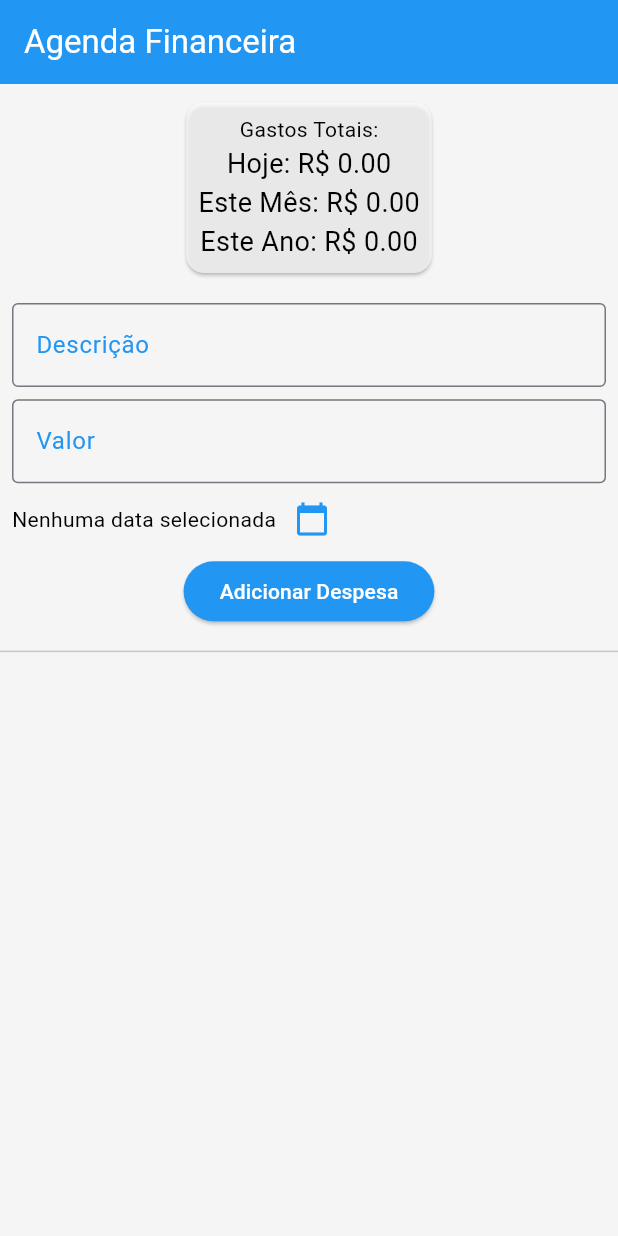
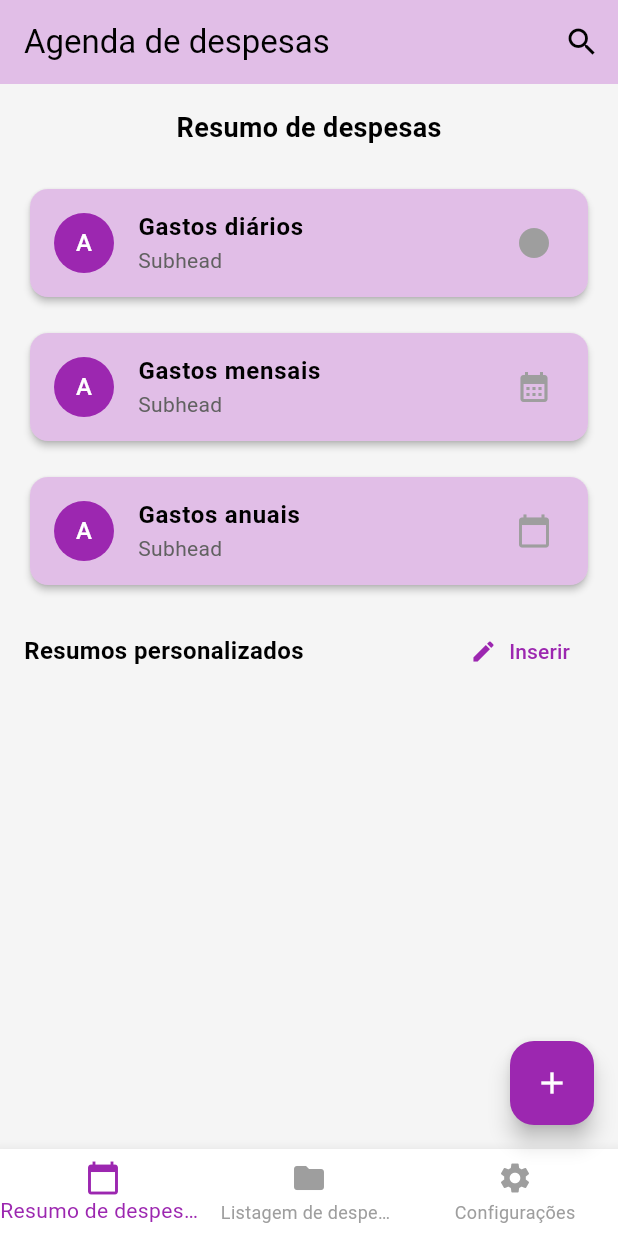
Before and after one commit to josecodigos/Prova-Desenvolvimento-Mobile, a Flutter app: the screen it shows after launch, on a phone screen of 412 x 824 dp. Run offline on Flutter 3.47's test engine with Material 3 defaults, Android fonts, the phone set to English and light mode, and no system bars.

Commit message:
update main

```diff
--- a/app_despesas/lib/main.dart
+++ b/app_despesas/lib/main.dart
@@ -1,18 +1,15 @@
 import 'package:flutter/material.dart';
-import 'package:intl/intl.dart';
-import 'despesas_controller.dart';
-import 'despesa.dart';
 
 void main() {
   runApp(MyApp());
 }
-//Fiz esse esqueminha pra controlar melhor as cores do app
-Color primaryColor = Colors.blue;
-Color secondaryColor = Colors.white70;
+
+// Colors for the app
+Color primaryColor = Colors.purple.shade100;
+Color secondaryColor = Colors.purple;
 Color backgroundColor = Colors.grey.shade100;
 Color textColor = Colors.black;
 Color buttonTextColor = Colors.white;
-Color calendarTextColor = Colors.blue;
 
 class MyApp extends StatelessWidget {
   const MyApp({super.key});
@@ -21,7 +18,7 @@ class MyApp extends StatelessWidget {
   Widget build(BuildContext context) {
     return MaterialApp(
       debugShowCheckedModeBanner: false,
-      title: 'Agenda Financeira',
+      title: 'Agenda de Despesas',
       theme: ThemeData(
         primaryColor: primaryColor,
         scaffoldBackgroundColor: backgroundColor,
@@ -34,244 +31,108 @@ class MyApp extends StatelessWidget {
   }
 }
 
-class HomeScreen extends StatefulWidget {
+class HomeScreen extends StatelessWidget {
   const HomeScreen({super.key});
-
-  @override
-  _HomeScreenState createState() => _HomeScreenState();
-}
-
-class _HomeScreenState extends State<HomeScreen> { //Widget para HomeScreen state
-  final DespesasController despesasController = DespesasController(); //construtor para a classe despesaController
-
-  final TextEditingController _descricaoController = TextEditingController(); //um controller pra gerenciar a descrição das despesas
-  final TextEditingController _valorController = TextEditingController(); //um controller pra gerenciar o valor das despesas
-
-  DateTime? _dataSelecionada;
-
-  Future<void> _selecionarData(BuildContext context) async { //Eu pesquisei essa função pra poder colocar o date picker que eu queria pra inserir a data em uma despesa
-    final DateTime? dataEscolhida = await showDatePicker(
-      context: context,
-      initialDate: DateTime.now(),
-      firstDate: DateTime(2000),
-      lastDate: DateTime(2100),
-      builder: (BuildContext context, Widget? child) {
-        return Theme(
-          data: ThemeData.light().copyWith(
-            primaryColor: primaryColor,
-            colorScheme: ColorScheme.light(
-              primary: primaryColor,
-              onPrimary: buttonTextColor,
-              onSurface: calendarTextColor,
-            ),
-            textButtonTheme: TextButtonThemeData(
-              style: TextButton.styleFrom(
-                foregroundColor: primaryColor,
-              ),
-            ),
-          ),
-          child: child!,
-        );
-      },
-    );
-
-    if (dataEscolhida != null) {
-      setState(() {
-        _dataSelecionada = dataEscolhida;
-      });
-    }
-  }
-
-  Future<void> _mostrarErro(String mensagem) async { //Função que mostra um erro em um popup, tentei deixar ele mais em aberto pra se precisar usar em outro lugar
-    return showDialog<void>(
-      context: context,
-      barrierDismissible: false,
-      builder: (BuildContext context) {
-        return AlertDialog(
-          title: Text('Erro', style: TextStyle(color: textColor)),
-          content: SingleChildScrollView(
-            child: ListBody(
-              children: <Widget>[
-                Text(mensagem, style: TextStyle(color: textColor)),
-              ],
-            ),
-          ),
-          actions: <Widget>[
-            TextButton(
-              child: Text('OK', style: TextStyle(color: primaryColor)),
-              onPressed: () {
-                Navigator.of(context).pop();
-              },
-            ),
-          ],
-        );
-      },
-    );
-  }
-
-
-  void _adicionarDespesa() { //função pra receber uma despesa e adicionar ela na lista
-    String descricao = _descricaoController.text;
-    double? valor = double.tryParse(_valorController.text);
-
-    if (_dataSelecionada == null){ //aqui ele verifica se a data foi selecionada e mostra um erro se não for
-      _mostrarErro("Por favor selecione uma data para inserir uma despesa!");
-      return;
-    }
-
-    if (descricao.isNotEmpty && valor != null && _dataSelecionada != null) {
-      setState(() {
-        despesasController.adicionarDespesa(Despesa(
-          descricao: descricao,
-          data: _dataSelecionada!,
-          valor: valor,
-        ));
-      });
-
-      _descricaoController.clear();
-      _valorController.clear();
-      _dataSelecionada = null;
-    }
-  }
-
-  Future<void> _confirmarRemocao(int index) async { //Função pra confirmar a remoção, busquei na internet um componente de popup pra ficar mais legal
-    return showDialog<void>(
-      context: context,
-      barrierDismissible: false,
-      builder: (BuildContext context) {
-        return AlertDialog(
-          title: Text('Confirmação de Remoção', style: TextStyle(color: textColor)),
-          content: SingleChildScrollView(
-            child: ListBody(
-              children: <Widget>[
-                Text('Tem certeza de que deseja remover esta despesa?', style: TextStyle(color: textColor)),
-              ],
-            ),
-          ),
-          actions: <Widget>[
-            TextButton(
-              child: Text('Cancelar', style: TextStyle(color: primaryColor)),
-              onPressed: () {
-                Navigator.of(context).pop();
-              },
-            ),
-            TextButton(
-              child: Text('Remover', style: TextStyle(color: primaryColor)),
-              onPressed: () {
-                setState(() {
-                  despesasController.removerDespesa(index);
-                });
-                Navigator.of(context).pop();
-              },
-            ),
-          ],
-        );
-      },
-    );
-  }
 
   @override
   Widget build(BuildContext context) {
     return Scaffold(
       appBar: AppBar(
-        title: Text('Agenda Financeira', style: TextStyle(color: buttonTextColor)),
+        title: const Text(
+          'Agenda de despesas',
+          style: TextStyle(color: Colors.black),
+        ),
         backgroundColor: primaryColor,
+        elevation: 0,
+        actions: [
+          IconButton(
+            onPressed: () {},
+            icon: const Icon(Icons.search, color: Colors.black),
+          ),
+        ],
       ),
       body: Column(
         children: [
           Padding(
-            padding: const EdgeInsets.all(8.0),
-            child: Card(
-              color: secondaryColor,
-              child: Padding(
-                padding: const EdgeInsets.all(8.0),
-                child: Column(
-                  children: [
-                    Text('Gastos Totais:', style: TextStyle(color: textColor)),
-                    Text(
-                      'Hoje: R\$ ${despesasController.totalGastosDiarios.toStringAsFixed(2)}',
-                      style: TextStyle(fontSize: 18, color: textColor),
-                    ),
-                    Text(
-                      'Este Mês: R\$ ${despesasController.totalGastosMensais.toStringAsFixed(2)}',
-                      style: TextStyle(fontSize: 18, color: textColor),
-                    ),
-                    Text(
-                      'Este Ano: R\$ ${despesasController.totalGastosAnuais.toStringAsFixed(2)}',
-                      style: TextStyle(fontSize: 18, color: textColor),
-                    ),
-                  ],
-                ),
-              ),
+            padding: const EdgeInsets.all(16.0),
+            child: Text(
+              'Resumo de despesas',
+              style: TextStyle(fontSize: 18, fontWeight: FontWeight.bold, color: textColor),
             ),
           ),
-          Padding(
-            padding: const EdgeInsets.all(8.0),
-            child: Column(
+          Expanded(
+            child: ListView(
               children: [
-                TextField( //textfield pra receber a descrição da despesa que vai ser adicionada
-                  controller: _descricaoController,
-                  decoration: InputDecoration(
-                    labelText: 'Descrição',
-                    labelStyle: TextStyle(color: primaryColor),
-                    border: const OutlineInputBorder()
+                _buildSummaryCard('Gastos diários', 'Subhead', Icons.circle),
+                _buildSummaryCard('Gastos mensais', 'Subhead', Icons.calendar_month),
+                _buildSummaryCard('Gastos anuais', 'Subhead', Icons.calendar_today),
+                Padding(
+                  padding: const EdgeInsets.symmetric(horizontal: 16.0, vertical: 8.0),
+                  child: Row(
+                    mainAxisAlignment: MainAxisAlignment.spaceBetween,
+                    children: [
+                      Text(
+                        'Resumos personalizados',
+                        style: TextStyle(fontSize: 16, fontWeight: FontWeight.w600, color: textColor),
+                      ),
+                      TextButton.icon(
+                        onPressed: () {},
+                        icon: const Icon(Icons.edit, color: Colors.purple),
+                        label: const Text('Inserir', style: TextStyle(color: Colors.purple)),
+                      ),
+                    ],
                   ),
-                  style: TextStyle(color: textColor),
-                ),
-                SizedBox(height: MediaQuery.of(context).size.height * 0.01,),
-                TextField( //textfield pra receber o valor da despesa que vai ser adicionada
-                  controller: _valorController,
-                  decoration: InputDecoration(
-                    labelText: 'Valor',
-                    labelStyle: TextStyle(color: primaryColor),
-                    border: const OutlineInputBorder()
-                  ),
-                  keyboardType: TextInputType.number,
-                  style: TextStyle(color: textColor),
-                ),
-                Row(
-                  children: [
-                    Text(
-                      _dataSelecionada == null
-                          ? 'Nenhuma data selecionada'
-                          : 'Data: ${DateFormat('dd/MM/yyyy').format(_dataSelecionada!)}',
-                      style: TextStyle(color: textColor),
-                    ),
-                    IconButton( //esse botão é pra adicionar a data na despesa
-                      icon: Icon(Icons.calendar_today, color: primaryColor),
-                      onPressed: () => _selecionarData(context),
-                    ),
-                  ],
-                ),
-                ElevatedButton( //esse botão é pra chamar a função e alterar o state dos componentes do formulário e adiconar a despesa na lista
-                  style: ElevatedButton.styleFrom(backgroundColor: primaryColor),
-                  onPressed: _adicionarDespesa,
-                  child: Text('Adicionar Despesa', style: TextStyle(color: buttonTextColor)),
                 ),
               ],
             ),
           ),
-          const Divider(),
-          Expanded( //pesquisei esse ListView também e é bem simples de usar só colocar o tamanho da lista e os ListTile são a rendenização de cada elemento da lista
-            child: ListView.builder(
-              itemCount: despesasController.despesas.length,
-              itemBuilder: (context, index) {
-                final despesa = despesasController.despesas[index];
-                return ListTile(
-                  title: Text(despesa.descricao, style: TextStyle(color: textColor)),
-                  subtitle: Text(DateFormat('dd/MM/yyyy').format(despesa.data), style: TextStyle(color: textColor)),
-                  trailing: Text('R\$ ${despesa.valor.toStringAsFixed(2)}', style: TextStyle(color: textColor)),
-                  onLongPress: () {
-                    setState(() {
-                      _confirmarRemocao(index);
-                      //coloquei pra remover o item quando clicar e segurar, pra não ter que colocar um botão pra cada item da lista
-                    });
-                  },
-                );
-              },
-            ),
+        ],
+      ),
+      bottomNavigationBar: BottomNavigationBar(
+        backgroundColor: buttonTextColor,
+        selectedItemColor: secondaryColor,
+        unselectedItemColor: Colors.grey,
+        items: const [
+          BottomNavigationBarItem(
+            icon: Icon(Icons.calendar_today),
+            label: 'Resumo de despesas',
+          ),
+          BottomNavigationBarItem(
+            icon: Icon(Icons.folder),
+            label: 'Listagem de despesas',
+          ),
+          BottomNavigationBarItem(
+            icon: Icon(Icons.settings),
+            label: 'Configurações',
           ),
         ],
+      ),
+      floatingActionButton: FloatingActionButton(
+        onPressed: () {},
+        backgroundColor: secondaryColor,
+        child: const Icon(Icons.add, color: Colors.white),
+      ),
+    );
+  }
+
+  Widget _buildSummaryCard(String title, String subtitle, IconData icon) {
+    return Padding(
+      padding: const EdgeInsets.symmetric(horizontal: 16.0, vertical: 8.0),
+      child: Card(
+        elevation: 2,
+        color: primaryColor,
+        child: ListTile(
+          leading: CircleAvatar(
+            backgroundColor: secondaryColor,
+            child: const Text('A', style: TextStyle(color: Colors.white)),
+          ),
+          title: Text(
+            title,
+            style: TextStyle(fontWeight: FontWeight.bold, color: textColor),
+          ),
+          subtitle: Text(subtitle, style: TextStyle(color: Colors.grey.shade700)),
+          trailing: Icon(icon, color: Colors.grey),
+        ),
       ),
     );
   }
```
